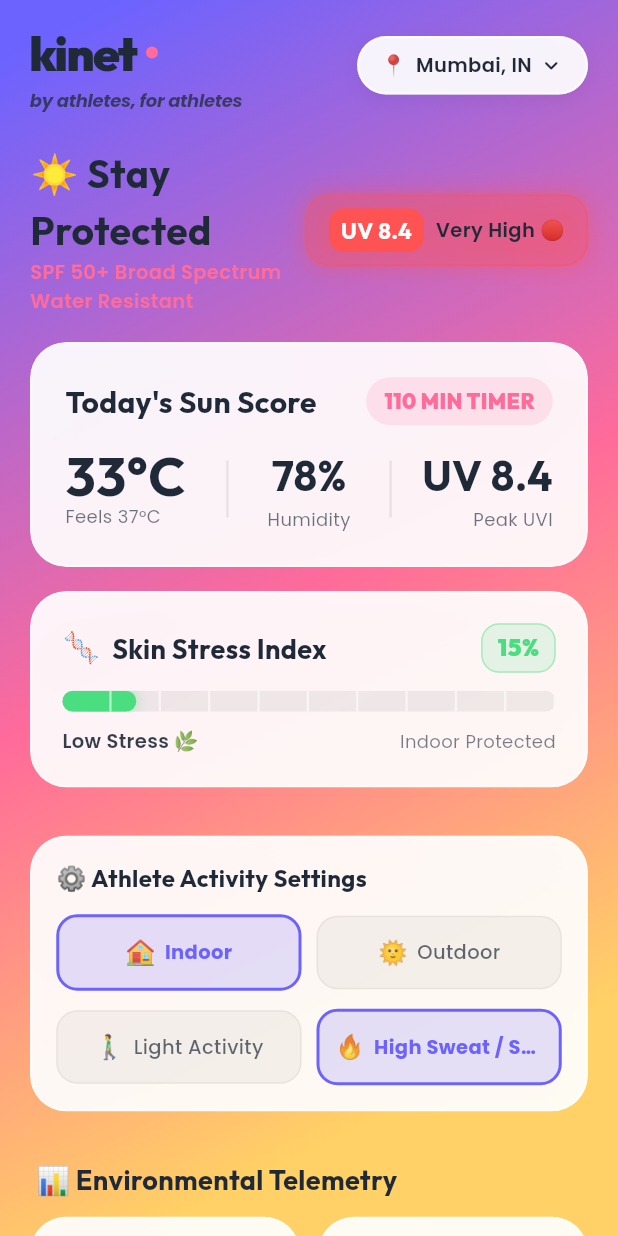
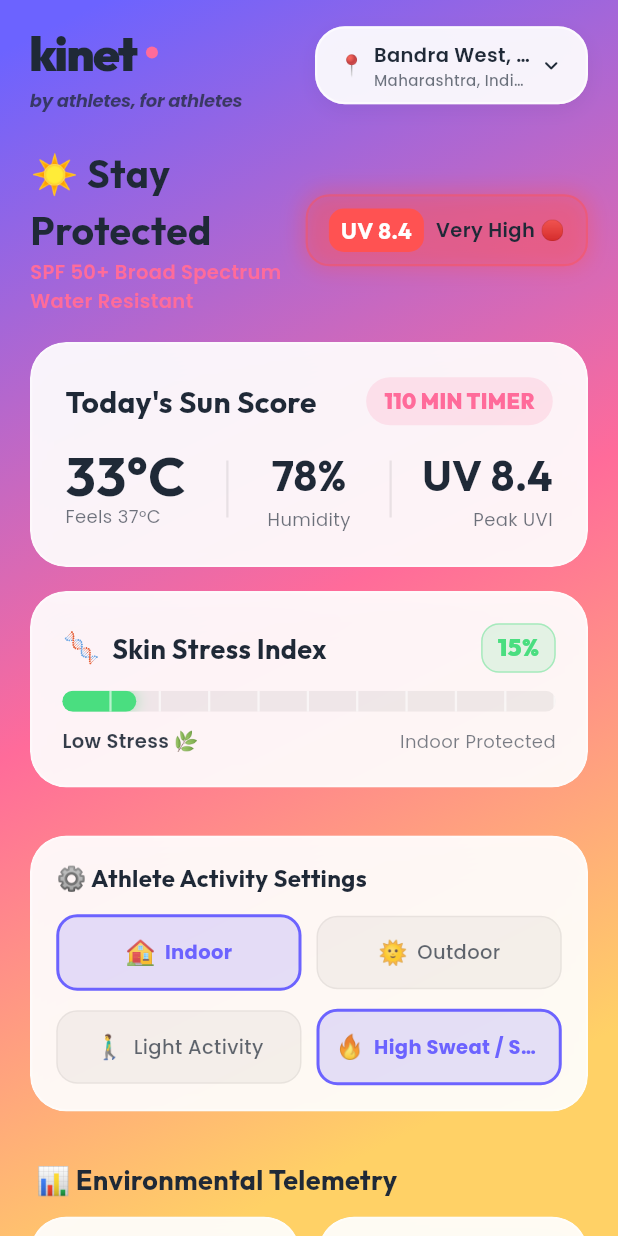
Before and after one commit to AmbekarAditya/kinetlab, a Flutter app: the screen it shows after launch, after a tap on "Indoor", on a phone screen of 412 x 824 dp. Run offline on Flutter 3.47's test engine with Material 3 defaults, Android fonts, the phone set to English and light mode, and no system bars; drawn by our look-alikes of flutter_animate; our stand-ins replace confetti, flutter_local_notifications, flutter_riverpod, geocoding, geolocator, google_fonts.

Commit message:
Add Reverse Geocoding for Area, City, State, Country, and Lat/Long display

```diff
--- a/lib/models/weather_model.dart
+++ b/lib/models/weather_model.dart
@@ -9,6 +9,13 @@ class WeatherData {
   final bool isRaining;
   final DateTime updatedAt;
 
+  // Reverse Geocoding Location Fields
+  final String? area;
+  final String? city;
+  final String? stateName;
+  final String? country;
+  final String? coordinates;
+
   const WeatherData({
     required this.uvi,
     required this.tempCelsius,
@@ -19,7 +26,40 @@ class WeatherData {
     required this.locationName,
     required this.isRaining,
     required this.updatedAt,
+    this.area,
+    this.city,
+    this.stateName,
+    this.country,
+    this.coordinates,
   });
+
+  /// Formatted Primary Title: Area, City
+  String get primaryLocationTitle {
+    final parts = <String>[];
+    if (area != null && area!.isNotEmpty) parts.add(area!);
+    if (city != null && city!.isNotEmpty && city != area) parts.add(city!);
+
+    if (parts.isNotEmpty) {
+      return parts.join(', ');
+    }
+    return locationName;
+  }
+
+  /// Formatted Subtitle: State, Country • (Lat: XX.XXXX, Long: YY.YYYY)
+  String? get secondaryLocationSubtitle {
+    final locationParts = <String>[];
+    if (stateName != null && stateName!.isNotEmpty) locationParts.add(stateName!);
+    if (country != null && country!.isNotEmpty) locationParts.add(country!);
+
+    String locationStr = locationParts.join(', ');
+    if (coordinates != null && coordinates!.isNotEmpty) {
+      if (locationStr.isNotEmpty) {
+        return '$locationStr • ($coordinates)';
+      }
+      return '($coordinates)';
+    }
+    return locationStr.isNotEmpty ? locationStr : null;
+  }
 
   factory WeatherData.mockMumbai() {
     return WeatherData(
@@ -32,6 +72,11 @@ class WeatherData {
       locationName: 'Mumbai, IN',
       isRaining: false,
       updatedAt: DateTime.now(),
+      area: 'Bandra',
+      city: 'Mumbai',
+      stateName: 'Maharashtra',
+      country: 'India',
+      coordinates: '19.0760, 72.8777',
     );
   }
 
@@ -45,6 +90,11 @@ class WeatherData {
     String? locationName,
     bool? isRaining,
     DateTime? updatedAt,
+    String? area,
+    String? city,
+    String? stateName,
+    String? country,
+    String? coordinates,
   }) {
     return WeatherData(
       uvi: uvi ?? this.uvi,
@@ -56,6 +106,11 @@ class WeatherData {
       locationName: locationName ?? this.locationName,
       isRaining: isRaining ?? this.isRaining,
       updatedAt: updatedAt ?? this.updatedAt,
+      area: area ?? this.area,
+      city: city ?? this.city,
+      stateName: stateName ?? this.stateName,
+      country: country ?? this.country,
+      coordinates: coordinates ?? this.coordinates,
     );
   }
 }
--- a/lib/services/weather_service.dart
+++ b/lib/services/weather_service.dart
@@ -1,5 +1,6 @@
 import 'dart:convert';
 import 'package:flutter/foundation.dart';
+import 'package:geocoding/geocoding.dart';
 import 'package:geolocator/geolocator.dart';
 import 'package:http/http.dart' as http;
 import '../models/weather_model.dart';
@@ -24,6 +25,11 @@ class WeatherService {
         locationName: 'Mumbai, IN',
         isRaining: false,
         updatedAt: DateTime.now(),
+        area: 'Bandra West',
+        city: 'Mumbai',
+        stateName: 'Maharashtra',
+        country: 'India',
+        coordinates: '19.0760, 72.8777',
       ),
     ),
     PresetLocation(
@@ -41,6 +47,11 @@ class WeatherService {
         locationName: 'Miami Beach, US',
         isRaining: false,
         updatedAt: DateTime.now(),
+        area: 'South Beach',
+        city: 'Miami Beach',
+        stateName: 'Florida',
+        country: 'United States',
+        coordinates: '25.7617, -80.1918',
       ),
     ),
     PresetLocation(
@@ -58,6 +69,11 @@ class WeatherService {
         locationName: 'Sydney, AU',
         isRaining: false,
         updatedAt: DateTime.now(),
+        area: 'Circular Quay',
+        city: 'Sydney',
+        stateName: 'New South Wales',
+        country: 'Australia',
+        coordinates: '-33.8688, 151.2093',
       ),
     ),
     PresetLocation(
@@ -75,6 +91,11 @@ class WeatherService {
         locationName: 'Boulder, CO',
         isRaining: false,
         updatedAt: DateTime.now(),
+        area: 'Flatirons District',
+        city: 'Boulder',
+        stateName: 'Colorado',
+        country: 'United States',
+        coordinates: '40.0150, -105.2705',
       ),
     ),
     PresetLocation(
@@ -92,6 +113,11 @@ class WeatherService {
         locationName: 'Tokyo, JP',
         isRaining: false,
         updatedAt: DateTime.now(),
+        area: 'Shinjuku',
+        city: 'Tokyo',
+        stateName: 'Kanto',
+        country: 'Japan',
+        coordinates: '35.6762, 139.6503',
       ),
     ),
     PresetLocation(
@@ -100,7 +126,7 @@ class WeatherService {
       latitude: 45.9237,
       longitude: 6.8694,
       mockData: WeatherData(
-        uvi: 11.5, // Alpine high UV reflection
+        uvi: 11.5,
         tempCelsius: 21.0,
         humidityPercent: 45.0,
         windSpeedKmH: 15.0,
@@ -109,12 +135,16 @@ class WeatherService {
         locationName: 'Chamonix, FR',
         isRaining: false,
         updatedAt: DateTime.now(),
+        area: 'Mont-Blanc Valley',
+        city: 'Chamonix-Mont-Blanc',
+        stateName: 'Auvergne-Rhône-Alpes',
+        country: 'France',
+        coordinates: '45.9237, 6.8694',
       ),
     ),
   ];
 
   /// Request geolocation permission and fetch position.
-  /// Defaults to Mumbai if permission denied, restricted, or disabled.
   Future<Position?> getCurrentPosition() async {
     try {
       bool serviceEnabled = await Geolocator.isLocationServiceEnabled();
@@ -149,8 +179,42 @@ class WeatherService {
     }
   }
 
-  /// Fetches weather and UV data for given coordinates.
-  /// Uses OpenWeatherMap endpoint if available, otherwise returns rich simulated weather.
+  /// Perform reverse geocoding to extract Area, City, State, Country, and Lat/Long coordinates.
+  Future<Map<String, String>> _performReverseGeocode(double lat, double lon) async {
+    final String coordStr = '${lat.toStringAsFixed(4)}, ${lon.toStringAsFixed(4)}';
+    try {
+      List<Placemark> placemarks = await placemarkFromCoordinates(lat, lon);
+      if (placemarks.isNotEmpty) {
+        final place = placemarks.first;
+        String area = (place.subLocality != null && place.subLocality!.isNotEmpty)
+            ? place.subLocality!
+            : ((place.name != null && place.name!.isNotEmpty)
+                ? place.name!
+                : (place.thoroughfare ?? ''));
+        String city = (place.locality != null && place.locality!.isNotEmpty)
+            ? place.locality!
+            : (place.subAdministrativeArea ?? '');
+        String stateName = place.administrativeArea ?? '';
+        String country = place.country ?? '';
+
+        return {
+          'area': area,
+          'city': city,
+          'stateName': stateName,
+          'country': country,
+          'coordinates': coordStr,
+        };
+      }
+    } catch (e) {
+      debugPrint('Reverse geocoding error: $e');
+    }
+
+    return {
+      'coordinates': coordStr,
+    };
+  }
+
+  /// Fetches weather and UV data for given coordinates with reverse geocoded details.
   Future<WeatherData> fetchWeatherData({
     double? lat,
     double? lon,
@@ -159,11 +223,20 @@ class WeatherService {
     final targetLat = lat ?? fallbackLat;
     final targetLon = lon ?? fallbackLon;
 
+    final geoDetails = await _performReverseGeocode(targetLat, targetLon);
+
     // Check if matching preset location exists
     for (var preset in presetLocations) {
-      if ((preset.latitude - targetLat).abs() < 0.1 &&
-          (preset.longitude - targetLon).abs() < 0.1) {
-        return preset.mockData.copyWith(updatedAt: DateTime.now());
+      if ((preset.latitude - targetLat).abs() < 0.05 &&
+          (preset.longitude - targetLon).abs() < 0.05) {
+        return preset.mockData.copyWith(
+          area: geoDetails['area'] ?? preset.mockData.area,
+          city: geoDetails['city'] ?? preset.mockData.city,
+          stateName: geoDetails['stateName'] ?? preset.mockData.stateName,
+          country: geoDetails['country'] ?? preset.mockData.country,
+          coordinates: geoDetails['coordinates'] ?? preset.mockData.coordinates,
+          updatedAt: DateTime.now(),
+        );
       }
     }
 
@@ -182,7 +255,6 @@ class WeatherService {
           final mainWeather = weatherList.isNotEmpty ? weatherList.first['main'] : '';
           final bool isRaining = mainWeather.toString().toLowerCase().contains('rain');
 
-          // Fetch UVI from OpenWeather OneCall or fallback calculate estimate
           double temp = (main['temp'] as num?)?.toDouble() ?? 30.0;
           double humidity = (main['humidity'] as num?)?.toDouble() ?? 60.0;
           double uviEstimate = (temp > 30 ? 8.5 : 5.5);
@@ -197,6 +269,11 @@ class WeatherService {
             locationName: data['name'] ?? 'Detected Location',
             isRaining: isRaining,
             updatedAt: DateTime.now(),
+            area: geoDetails['area'],
+            city: geoDetails['city'] ?? data['name'],
+            stateName: geoDetails['stateName'],
+            country: geoDetails['country'],
+            coordinates: geoDetails['coordinates'],
           );
         }
       } catch (e) {
@@ -204,15 +281,17 @@ class WeatherService {
       }
     }
 
-    // Fallback using real coordinates if provided
-    if (lat != null && lon != null) {
-      return WeatherData.mockMumbai().copyWith(
-        locationName: 'GPS (${lat.toStringAsFixed(2)}°, ${lon.toStringAsFixed(2)}°)',
-        updatedAt: DateTime.now(),
-      );
-    }
-
-    // Default Fallback: Mumbai, IN
-    return WeatherData.mockMumbai().copyWith(updatedAt: DateTime.now());
+    // Fallback using real coordinates & geocoded fields
+    return WeatherData.mockMumbai().copyWith(
+      locationName: geoDetails['city'] != null && geoDetails['city']!.isNotEmpty
+          ? '${geoDetails['city']}, ${geoDetails['country'] ?? 'IN'}'
+          : 'GPS (${targetLat.toStringAsFixed(2)}°, ${targetLon.toStringAsFixed(2)}°)',
+      area: geoDetails['area'],
+      city: geoDetails['city'],
+      stateName: geoDetails['stateName'],
+      country: geoDetails['country'],
+      coordinates: geoDetails['coordinates'],
+      updatedAt: DateTime.now(),
+    );
   }
 }
--- a/lib/widgets/header_bar.dart
+++ b/lib/widgets/header_bar.dart
@@ -154,10 +154,12 @@ class HeaderBar extends ConsumerWidget {
               ],
             ),
           ),
-          const SizedBox(width: 12),
+          const SizedBox(width: 8),
 
           // Location Selector Chip
-          GestureDetector(
+          Flexible(
+            fit: FlexFit.loose,
+            child: GestureDetector(
               onTap: () => _showLocationPicker(context, ref),
               child: Container(
               padding: const EdgeInsets.symmetric(horizontal: 14, vertical: 8),
@@ -177,6 +179,7 @@ class HeaderBar extends ConsumerWidget {
                 ],
               ),
               child: Row(
+                mainAxisSize: MainAxisSize.min,
                 children: [
                   state.isLoadingLocation
                       ? const SizedBox(
@@ -192,12 +195,33 @@ class HeaderBar extends ConsumerWidget {
                           style: TextStyle(fontSize: 14),
                         ),
                   const SizedBox(width: 6),
+                  Flexible(
+                    child: Column(
+                      crossAxisAlignment: CrossAxisAlignment.start,
+                      mainAxisSize: MainAxisSize.min,
+                      children: [
                         Text(
-                    state.weather.locationName,
+                          state.weather.primaryLocationTitle,
+                          maxLines: 1,
+                          overflow: TextOverflow.ellipsis,
                           style: GoogleFonts.poppins(
                             fontSize: 13,
                             fontWeight: FontWeight.w600,
                             color: const Color(0xFF1F2937),
+                          ),
+                        ),
+                        if (state.weather.secondaryLocationSubtitle != null)
+                          Text(
+                            state.weather.secondaryLocationSubtitle!,
+                            maxLines: 1,
+                            overflow: TextOverflow.ellipsis,
+                            style: GoogleFonts.poppins(
+                              fontSize: 10,
+                              fontWeight: FontWeight.w500,
+                              color: const Color(0xFF1F2937).withOpacity(0.65),
+                            ),
+                          ),
+                      ],
                     ),
                   ),
                   const SizedBox(width: 4),
@@ -210,6 +234,7 @@ class HeaderBar extends ConsumerWidget {
               ),
             ),
           ),
+        ),
       ],
       ),
     );
--- a/pubspec.yaml
+++ b/pubspec.yaml
@@ -40,6 +40,7 @@ dependencies:
   flutter_animate: ^4.5.0
   intl: ^0.19.0
   flutter_local_notifications: ^17.2.1
+  geocoding: ^3.0.0
 
 dev_dependencies:
   flutter_test:
```
Also changed, not shown: pubspec.lock. Lines whose indentation alone changed are shown as unchanged.
